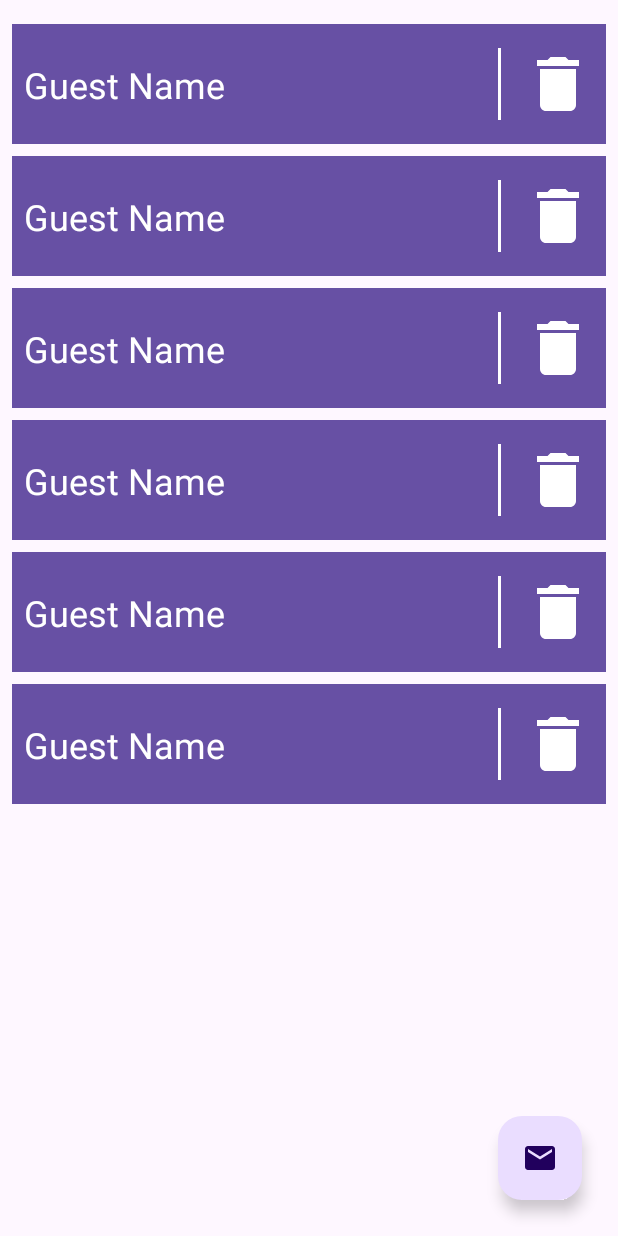
After one commit to helderzack/section-31st_guests, an Android app: the layout fragment_absent_guests.xml on its own in the app's theme, with its tools: preview values and no code run, on a phone screen of 412 x 824 dp. The commit adds this screen. Run offline under Robolectric (Android 15) with nearby library versions, the phone set to English and light mode, and no system bars.

Commit message:
- Returned to navigation with three fragments: AllGuestsFragment.kt; PresentGuestsFragment.kt; AbsentGuestsFragment.kt; - User returns to previous fragment after register or update a guest; - A text is shown on the fragments if the guest list is empty.

```diff
--- a/app/src/main/java/com/helder/section_31_guests/ui/activities/RegisterGuestActivity.kt
+++ b/app/src/main/java/com/helder/section_31_guests/ui/activities/RegisterGuestActivity.kt
@@ -107,7 +107,7 @@ class RegisterGuestActivity : AppCompatActivity() {
                 .updateGuest(Guest(outdatedGuest.guestId, guestName, guestStatus))
         }
 
-        startActivity(Intent(this, MainActivity::class.java))
+        supportFragmentManager.popBackStack()
         finish()
     }
 }
--- a/app/src/main/java/com/helder/section_31_guests/util/UtilMethods.kt
+++ b/app/src/main/java/com/helder/section_31_guests/util/UtilMethods.kt
@@ -22,8 +22,11 @@ class UtilMethods private constructor() {
 
     fun getGuestExtra(): String = UtilConstants.GUEST_EXTRA
 
+    fun getLogTag(): String = UtilConstants.LOG_TAG
+
     private object UtilConstants {
         const val RANDOM_STRING_LENGTH = 15
         const val GUEST_EXTRA = "GUEST"
+        var LOG_TAG = "LIFECYCLE_METHOD"
     }
 }
--- /dev/null
+++ b/app/src/main/res/layout/fragment_absent_guests.xml
@@ -0,0 +1,45 @@
+<?xml version="1.0" encoding="utf-8"?>
+<androidx.constraintlayout.widget.ConstraintLayout xmlns:android="http://schemas.android.com/apk/res/android"
+    xmlns:app="http://schemas.android.com/apk/res-auto"
+    xmlns:tools="http://schemas.android.com/tools"
+    android:layout_width="match_parent"
+    android:layout_height="match_parent">
+
+    <androidx.recyclerview.widget.RecyclerView
+        android:id="@+id/recycler_view_absent_guests"
+        android:layout_width="0dp"
+        android:layout_height="wrap_content"
+        android:layout_marginTop="16dp"
+        android:paddingHorizontal="8dp"
+        app:layout_constraintEnd_toEndOf="parent"
+        app:layout_constraintStart_toStartOf="parent"
+        app:layout_constraintTop_toTopOf="parent"
+        tools:itemCount="6"
+        tools:listitem="@layout/guest_item" />
+
+    <TextView
+        android:id="@+id/text_empty_absent_guests_list"
+        android:layout_width="wrap_content"
+        android:layout_height="wrap_content"
+        android:text="@string/no_guests_registered"
+        android:textAppearance="@style/TextAppearance.MaterialComponents.Headline6"
+        android:textColor="@color/grey"
+        android:textSize="22sp"
+        android:textStyle="bold"
+        android:visibility="invisible"
+        app:layout_constraintBottom_toBottomOf="parent"
+        app:layout_constraintEnd_toEndOf="parent"
+        app:layout_constraintStart_toStartOf="parent"
+        app:layout_constraintTop_toTopOf="parent" />
+
+    <com.google.android.material.floatingactionbutton.FloatingActionButton
+        android:id="@+id/floating_button_add_absent_guest"
+        android:layout_width="wrap_content"
+        android:layout_height="wrap_content"
+        android:layout_marginEnd="24dp"
+        android:layout_marginBottom="24dp"
+        android:contentDescription="@string/register_guest_button"
+        app:layout_constraintBottom_toBottomOf="parent"
+        app:layout_constraintEnd_toEndOf="parent"
+        app:srcCompat="@drawable/ic_invite" />
+</androidx.constraintlayout.widget.ConstraintLayout>
```
Also changed, not shown: app/src/main/java/com/helder/section_31_guests/ui/activities/MainActivity.kt (+20 -15 lines), app/src/main/java/com/helder/section_31_guests/ui/fragments/AbsentGuestsFragment.kt (added, +64 -0 lines), app/src/main/java/com/helder/section_31_guests/ui/fragments/AllGuestsFragment.kt (added, +58 -0 lines), app/src/main/java/com/helder/section_31_guests/ui/fragments/PresentGuestsFragment.kt (renamed from app/src/main/java/com/helder/section_31_guests/ui/fragments/GuestsFragment.kt, +24 -11 lines), app/src/main/java/com/helder/section_31_guests/ui/fragments/viewmodels/GuestsViewModel.kt (+2 -13 lines), app/src/main/res/layout/fragment_present_guests.xml (added, +45 -0 lines), app/src/main/res/navigation/drawer_nav_graph.xml (+12 -2 lines), app/src/main/res/layout/fragment_all_guests.xml (renamed from app/src/main/res/layout/fragment_guests.xml).
